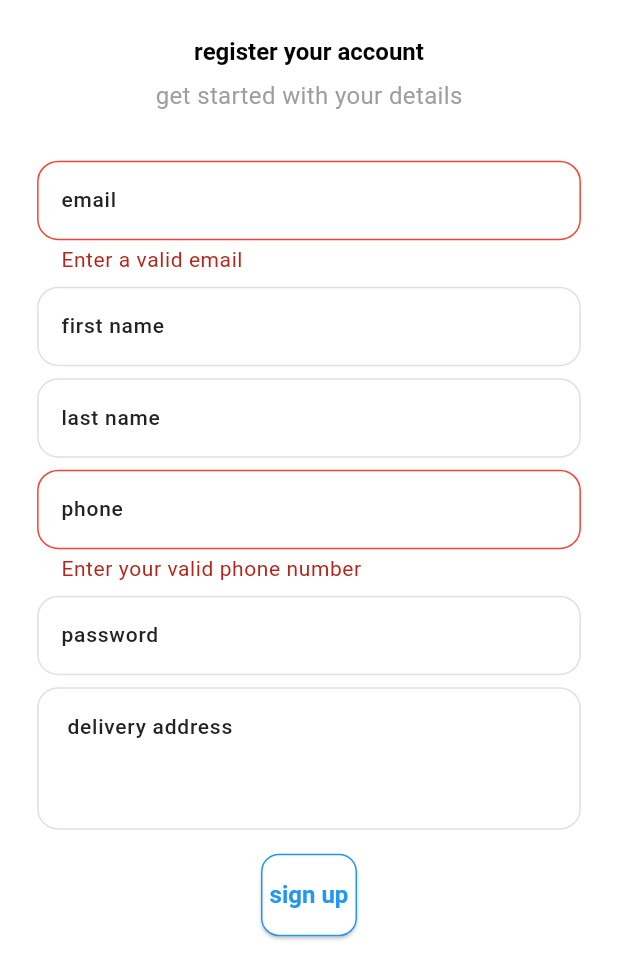
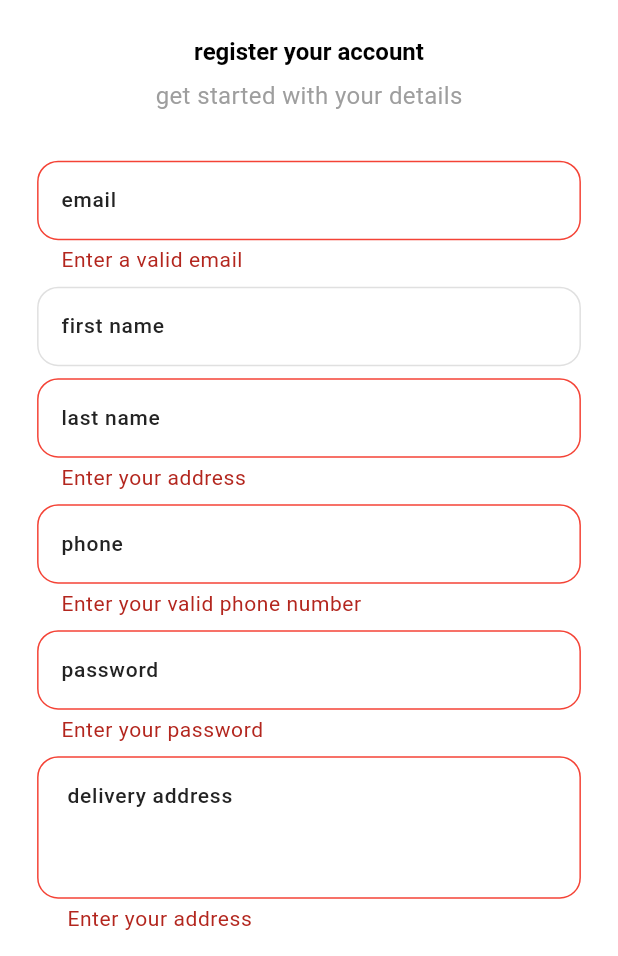
Before and after one commit to rimuakter057/crafty_bay, a Flutter app: the SignUpScreen screen opened directly, after a tap on "sign up", on a phone screen of 412 x 824 dp, the part 280-1236 px from its top. Run offline on Flutter 3.47's test engine with Material 3 defaults, Android fonts, the phone set to English and light mode, and no system bars; our stand-ins replace carousel_slider, email_validator, firebase_core, get, logger, pin_code_fields; accounts and stored records are empty; Roboto replaces fonts that are missing (Poppins).

```diff
--- a/lib/app/app.dart
+++ b/lib/app/app.dart
@@ -1,6 +1,7 @@
 import 'package:crafty_bay/app/utils/routes/app_routes.dart';
 import 'package:crafty_bay/app/utils/theme/theme.dart';
 import 'package:crafty_bay/features/ui/screens/auth/sign_in_screen/sign_in_screen.dart';
+import 'package:crafty_bay/features/ui/screens/auth/sign_up_screen/sign_up_screen.dart';
 import 'package:flutter/material.dart';
 import 'package:get/get.dart';
 
@@ -18,7 +19,7 @@ class CraftyBay extends StatelessWidget {
       debugShowCheckedModeBanner: false,
         title: 'Flutter Demo',
         theme:AppTheme.lightTheme,
-      initialRoute: SignInScreen.name,
+      initialRoute: SignUpScreen.name,
       onGenerateRoute: AppRoutes.onGenerateRoute,
       initialBinding: ControllerBinder(),
     );
--- a/lib/app/controller_binder.dart
+++ b/lib/app/controller_binder.dart
@@ -1,10 +1,15 @@
+import 'package:crafty_bay/features/ui/data/auth/controller/sign_up_controller.dart';
 import 'package:get/get.dart';
 
+import '../core/network_caller/network_caller.dart';
 import '../features/ui/common/controllers/main_bottom_nav_controller.dart';
 
 class ControllerBinder extends Bindings {
   @override
   void dependencies() {
+    Get.put(NetworkCaller());
     Get.put(MainBottomNavBarController());
+    Get.put(SignUpController());
+
   }
 }
--- /dev/null
+++ b/lib/core/widgets/show_snack_bar.dart
@@ -0,0 +1,6 @@
+import 'package:flutter/material.dart';
+
+void showSnackBar(BuildContext context, String message,[bool isError = false]) {
+  ScaffoldMessenger.of(context).showSnackBar(
+      SnackBar(content: Text(message),backgroundColor: isError ? Colors.red : null,));
+}
--- a/lib/features/ui/data/auth/models/sign_up_model.dart
+++ b/lib/features/ui/data/auth/models/sign_up_model.dart
@@ -1,3 +1,9 @@
+
+
+
+
+
+
 class SignUpModel {
   final String email;
   final String firstName;
@@ -6,33 +12,22 @@ class SignUpModel {
   final String password;
   final String deliveryAddress;
 
-  //named constructor
-  SignUpModel({
-    required this.email,
-    required this.firstName,
-    required this.lastName,
-    required this.phone,
-    required this.password,
-    required this.deliveryAddress,
-  });
+  SignUpModel(
+      {required this.email,
+        required this.firstName,
+        required this.lastName,
+        required this.phone,
+        required this.password,
+        required this.deliveryAddress});
 
-// factory constructor
-
-  Map<String,dynamic> toMap(){
+  Map<String, dynamic> toJson() {
     return {
       "first_name": firstName,
       "last_name": lastName,
       "email": email,
       "password": password,
       "phone": phone,
-      "city": deliveryAddress
+      "city": deliveryAddress,
     };
   }
-
-
-
-
-
-
-
 }
--- a/lib/features/ui/screens/auth/sign_in_screen/sign_in_screen.dart
+++ b/lib/features/ui/screens/auth/sign_in_screen/sign_in_screen.dart
@@ -5,6 +5,7 @@ import 'package:logger/logger.dart';
 
 import '../../../../../app/utils/constants/color.dart';
 import '../../../../../app/utils/sizes.dart';
+import '../../../common/screens/main_bottom_nav_screen.dart';
 import '../sign_up_screen/sign_up_screen.dart';
 
 
@@ -63,7 +64,10 @@ class _SignInScreenState extends State<SignInScreen> {
               ),
               const SizedBox(height: 16),
               ElevatedButton(
-                onPressed: () {},
+                onPressed: () {
+
+                  Navigator.pushNamed(context, MainBottomNavBarScreen.name);
+                },
                 child: Text("sign in"),
               ),
               const SizedBox(height: 24),
--- a/lib/features/ui/screens/auth/sign_up_screen/sign_up_screen.dart
+++ b/lib/features/ui/screens/auth/sign_up_screen/sign_up_screen.dart
@@ -1,4 +1,7 @@
 
+import 'package:crafty_bay/core/widgets/center_circular_indicator.dart';
+import 'package:crafty_bay/features/ui/data/auth/controller/sign_up_controller.dart';
+import 'package:crafty_bay/features/ui/data/auth/models/sign_up_model.dart';
 import 'package:email_validator/email_validator.dart';
 import 'package:flutter/gestures.dart';
 import 'package:flutter/material.dart';
@@ -6,6 +9,7 @@ import 'package:get/get.dart';
 
 import '../../../../../app/utils/constants/color.dart';
 import '../../../../../app/utils/sizes.dart';
+import '../../../../../core/widgets/show_snack_bar.dart';
 import '../../../widget/app_logo.dart';
 import '../verifyOtpScreen/verify_otp_screen.dart';
 
@@ -24,9 +28,11 @@ class _SignUpScreenState extends State<SignUpScreen> {
   final TextEditingController _lastNameTEController = TextEditingController();
   final TextEditingController _phoneTEController = TextEditingController();
   final TextEditingController _passwordTEController = TextEditingController();
-  final TextEditingController _deliveryAddressTEController =
-  TextEditingController();
+  final TextEditingController _deliveryAddressTEController = TextEditingController();
   final GlobalKey<FormState> _formKey = GlobalKey<FormState>();
+
+  final SignUpController signUpController = Get.find<SignUpController>();
+
 
   @override
   Widget build(BuildContext context) {
@@ -86,6 +92,12 @@ class _SignUpScreenState extends State<SignUpScreen> {
           ),
           const SizedBox(height: 8),
           TextFormField(
+            validator: (String?value){
+              if(value?.trim().isEmpty??true){
+                return 'Enter your address';
+              }
+              return null;
+            },
             controller: _lastNameTEController,
             textInputAction: TextInputAction.next,
             decoration:
@@ -93,7 +105,7 @@ class _SignUpScreenState extends State<SignUpScreen> {
           ),
           const SizedBox(height: 8),
           TextFormField(
-            controller: _phoneTEController,
+              controller: _phoneTEController,
             textInputAction: TextInputAction.next,
             keyboardType: TextInputType.phone,
             decoration: InputDecoration(hintText: "phone"),
@@ -114,27 +126,50 @@ class _SignUpScreenState extends State<SignUpScreen> {
           const SizedBox(height: 8),
           TextFormField(
             controller: _passwordTEController,
-            decoration:
-            InputDecoration(hintText:"password"),
+            decoration: InputDecoration(hintText:"password"),
+            validator: (String?value){
+              if(value!.isEmpty){
+                return 'Enter your password';
+              }
+              return null;
+            },
           ),
           const SizedBox(height: 8),
           TextFormField(
             controller: _deliveryAddressTEController,
             textInputAction: TextInputAction.next,
             maxLines: 3,
+            validator: (String?value){
+              if(value?.trim().isEmpty??true){
+                return 'Enter your address';
+              }
+              return null;
+            },
             decoration: InputDecoration(
               hintText: "delivery address",
               contentPadding: const EdgeInsets.symmetric(
                 horizontal: 16,
                 vertical: 16,
               ),
+
             ),
           ),
           const SizedBox(height: 16),
-          ElevatedButton(
-            onPressed: _onTapSignUpButton,
-            child: Text("sign up"),
+          // sign up
+
+          GetBuilder<SignUpController>(
+            builder: (controller) {
+              return Visibility(
+                visible: controller.inProgress==false,
+                replacement:CenterCircularIndicator(),
+                child: ElevatedButton(
+                  onPressed: _onTapSignUpButton,
+                  child: Text("sign up"),
+                ),
+              );
+            }
           ),
+
           const SizedBox(height: 24),
           RichText(
             text: TextSpan(
@@ -167,13 +202,20 @@ class _SignUpScreenState extends State<SignUpScreen> {
 
   Future<void> _onTapSignUpButton() async {
     if (_formKey.currentState!.validate()){
-      final email = _emailTEController.text.trim();
-      final firstName = _firstNameTEController.text.trim();
-      final lastName = _lastNameTEController.text.trim();
-      final phone = _phoneTEController.text.trim();
-      final password = _passwordTEController.text.trim();
-      final deliveryAddress = _deliveryAddressTEController.text.trim();
-      print("$email, $firstName, $lastName, $phone, $password, $deliveryAddress");
+      SignUpModel signUpModel = SignUpModel(
+        firstName: _firstNameTEController.text.trim(),
+        lastName: _lastNameTEController.text.trim(),
+        email: _emailTEController.text.trim(),
+        password: _passwordTEController.text,
+        phone: _phoneTEController.text.trim(),
+        deliveryAddress: _deliveryAddressTEController.text.trim(),
+      );
+  final bool isSuccess = await signUpController.signUp(signUpModel);
+       if(isSuccess){
+     Navigator.pushNamed(context, VerifyOtpScreen.name);
+   }else{
+     showSnackBar(context, 'Something went wrong');
+   }
     }
   }
 
```
Also changed, not shown: lib/core/network_caller/network_caller.dart (+83 -2 lines), lib/core/widgets/center_circular_indicator.dart (added, +13 -0 lines), lib/features/ui/data/auth/controller/sign_up_controller.dart (+21 -4 lines).
